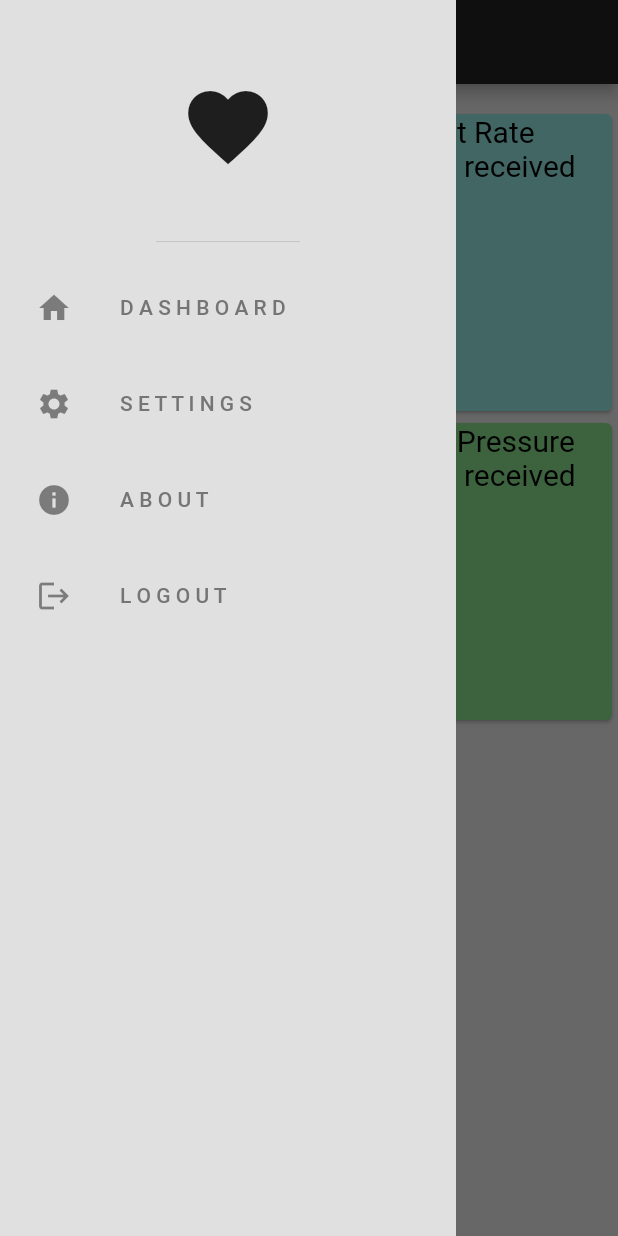
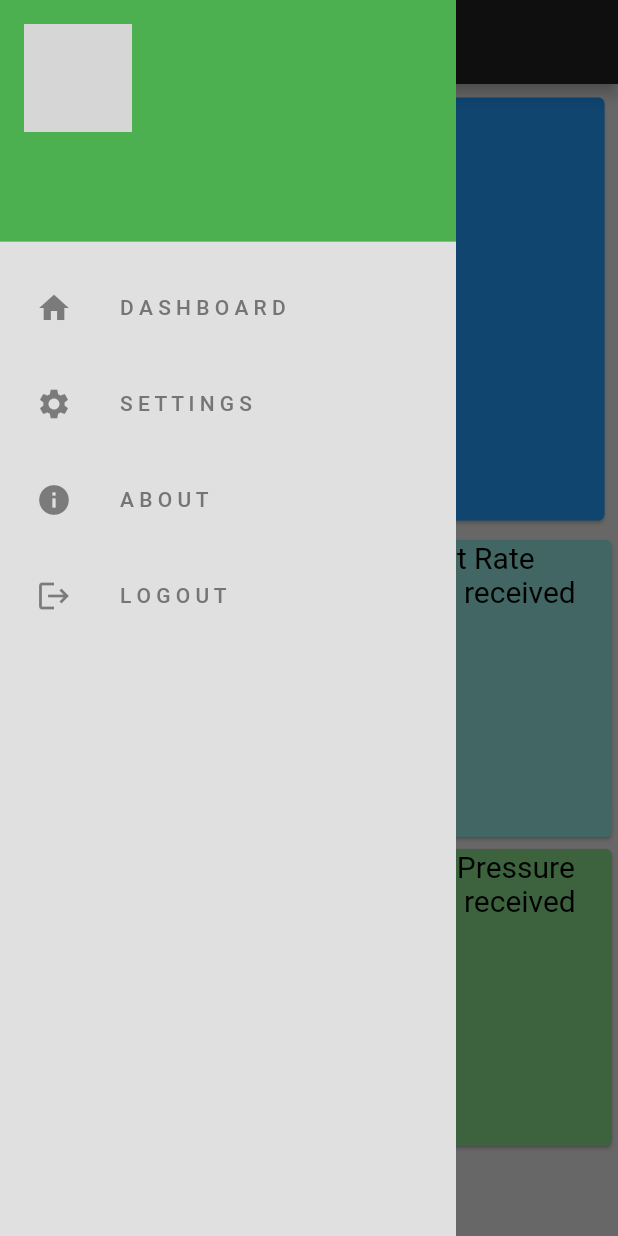
Before and after one commit to Ricardlol/IoT, a Flutter app: the MobileScaffold screen opened directly with empty values, with the side drawer open, on a phone screen of 412 x 824 dp. Run offline on Flutter 3.47's test engine with Material 2 defaults, Android fonts, the phone set to English and light mode, and no system bars; our stand-ins replace rflutter_alert, shared_preferences; missing offline and left inert: reactive_ble_mobile, reactive_ble_platform_interface, shared_preferences_web; accounts and stored records are empty; network calls fail; statements that could not run were skipped; project files that could hold a hidden picture were left out; grey boxes are pictures that could not be loaded.

Commit message:
feat: ble communication, better UI, more notification messages, and profile drawer

```diff
--- a/app_new/app_uidesign/lib/src/resources/strings.dart
+++ b/app_new/app_uidesign/lib/src/resources/strings.dart
@@ -6,6 +6,6 @@ class Strings {
   static const noAuthException = 'No authentication token found. Please login.';
   static const noServerUrlAvailable = 'No server url available. Please set it in the settings.';
 
-  static const String BASE_URL = "https://c37b-79-157-144-158.eu.ngrok.io/";
+  static const String BASE_URL = "https://cd0e-79-156-172-95.eu.ngrok.io/";
 
 }
--- a/app_new/app_uidesign/lib/src/responsive/mobile_body.dart
+++ b/app_new/app_uidesign/lib/src/responsive/mobile_body.dart
@@ -4,6 +4,7 @@ import 'package:flutter_reactive_ble/flutter_reactive_ble.dart';
 
 import '../api/api.dart';
 import '../api/models/user.dart';
+import '../ui/drawer.dart';
 
 class MobileScaffold extends StatefulWidget {
   const MobileScaffold({Key? key, required this.user}) : super(key: key);
@@ -17,8 +18,40 @@ class MobileScaffold extends StatefulWidget {
 class _MobileScaffoldState extends State<MobileScaffold> {
 
   final flutterReactiveBle = FlutterReactiveBle();
+
   String infoText = "No device connected";
-  String dataText = "No data received";
+
+  String glucoseData = "No data received";
+  String heartbeatData = "No data received";
+  String pressureData = "No data received";
+  String oxygenInBloodData = "No data received";
+
+  void UpdateSensorValue(String sensorType,  List<int> dataInt) {
+    for (var sensor in widget.user.sensors) {
+      // print("Sensor: " + sensor.sensor_type);
+      if (sensor.sensor_type == sensorType) {
+        //print("Sensor found: " + sensor.sensor_type);
+        //print("Data: " + dataInt.toString());
+        String data = dataInt[0].toString();
+        sensor.data = dataInt[0].toDouble();
+        String unitOfMeasurement = sensor.unit_of_measurement;
+
+        Api().updateSensorData(sensor);
+
+        setState(() {
+          if (sensorType == "sugar_in_blood") {
+            glucoseData = data + " " + unitOfMeasurement;
+          } else if (sensorType == "heart_rate") {
+            heartbeatData = data + " " + unitOfMeasurement;
+          } else if (sensorType == "blood_presure") {
+            pressureData = data + " " + unitOfMeasurement;
+          } else if (sensorType == "oxygen_in_blood") {
+            oxygenInBloodData = data + " " + unitOfMeasurement;
+          }
+        });
+      }
+    }
+  }
 
   // init state
   void initState() {
@@ -26,21 +59,39 @@ class _MobileScaffoldState extends State<MobileScaffold> {
 
     bool isConnected = false;
     Uuid serviceId = Uuid.parse("0000700a-0000-1000-8000-00805f9b34fb");
-    Uuid characteristicId = Uuid.parse("0000701a-0000-1000-8000-00805f9b34fb");
+
+    Uuid glucoseId = Uuid.parse("0000701a-0000-1000-8000-00805f9b34fb");
+    Uuid heartbeatId = Uuid.parse("0000702a-0000-1000-8000-00805f9b34fb");
+    Uuid pressureId = Uuid.parse("0000703a-0000-1000-8000-00805f9b34fb");
+    Uuid oxygenInBloodId = Uuid.parse("0000704a-0000-1000-8000-00805f9b34fb");
 
     String foundDeviceId = "D4:E1:FC:D0:D8:0A";
 
-    // flutterReactiveBle.scanForDevices(withServices: [serviceId]).listen((scanResult) {
-    //   print('Found device: ${scanResult}');
-    //
-    //   // connect to device
-    //   flutterReactiveBle.connectToDevice(id: scanResult.id).listen((connectionState) {
-    //     print('Connection state: $connectionState');
-    //     isConnected = true;
-    //     foundDeviceId = scanResult.id;
-    //   });
-    //
-    // });
+    // Create QualifiedCharacteristic for each characteristic
+    QualifiedCharacteristic glucoseCharacteristic = QualifiedCharacteristic(
+      characteristicId: glucoseId,
+      serviceId: serviceId,
+      deviceId: foundDeviceId,
+    );
+
+    QualifiedCharacteristic heartbeatCharacteristic = QualifiedCharacteristic(
+      characteristicId: heartbeatId,
+      serviceId: serviceId,
+      deviceId: foundDeviceId,
+    );
+
+    QualifiedCharacteristic pressureCharacteristic = QualifiedCharacteristic(
+      characteristicId: pressureId,
+      serviceId: serviceId,
+      deviceId: foundDeviceId,
+    );
+
+    QualifiedCharacteristic oxygenInBloodCharacteristic = QualifiedCharacteristic(
+      characteristicId: oxygenInBloodId,
+      serviceId: serviceId,
+      deviceId: foundDeviceId,
+    );
+
 
     // connect to device
     flutterReactiveBle.connectToDevice(
@@ -53,21 +104,11 @@ class _MobileScaffoldState extends State<MobileScaffold> {
       if (connectionState.connectionState == DeviceConnectionState.connected)
       {
         print('Connected to device: $foundDeviceId');
-        final characteristic = QualifiedCharacteristic(serviceId: serviceId, characteristicId: characteristicId, deviceId: foundDeviceId);
-        print("characteristic: $characteristic");
 
-        flutterReactiveBle.subscribeToCharacteristic(characteristic).listen((data) {
-          // code to handle incoming data
-          print('Data: $data');
-          setState(() {
-            dataText = data.toString();
-          });
-
-          for (int i = 0; i < widget.user.sensors.length; i++) {
-            widget.user.sensors[i].data = data[0].toDouble();
-            Api().updateSensorData(widget.user.sensors[i]);
-          }
-
+        flutterReactiveBle.subscribeToCharacteristic(glucoseCharacteristic).listen((data)
+        {
+          print("Glucose data: " + data.toString());
+          UpdateSensorValue("sugar_in_blood", data);
         }, onError: (dynamic error) {
           // code to handle errors
           print('Error: $error');
@@ -76,13 +117,49 @@ class _MobileScaffoldState extends State<MobileScaffold> {
           });
         });
 
+        flutterReactiveBle.subscribeToCharacteristic(heartbeatCharacteristic).listen((data)
+        {
+          print("Heartbeat data: " + data.toString());
+          UpdateSensorValue("heart_rate", data);
+        }, onError: (dynamic error) {
+          // code to handle errors
+          print('Error: $error');
+          setState(() {
+            infoText = error.toString();
+          });
+        });
+
+        flutterReactiveBle.subscribeToCharacteristic(pressureCharacteristic).listen((data)
+        {
+          print("Pressure data: " + data.toString());
+          UpdateSensorValue("blood_presure", data);
+        }, onError: (dynamic error) {
+          // code to handle errors
+          print('Error: $error');
+          setState(() {
+            infoText = error.toString();
+          });
+        });
+
+        flutterReactiveBle.subscribeToCharacteristic(oxygenInBloodCharacteristic).listen((data)
+        {
+          print("Oxygen in blood data: " + data.toString());
+          UpdateSensorValue("oxygen_in_blood", data);
+        }, onError: (dynamic error) {
+          // code to handle errors
+          print('Error: $error');
+          setState(() {
+            infoText = error.toString();
+          });
+        });
+
+
+
       }
 
       setState(() {
         infoText = connectionState.connectionState.toString();
       });
-
-
 
     }, onError: (Object error) {
       print('Error: $error');
@@ -98,7 +175,7 @@ class _MobileScaffoldState extends State<MobileScaffold> {
     return Scaffold(
         backgroundColor: defaultBackgroundColor,
         appBar: myAppBar,
-        drawer: myDrawer,
+        drawer: MobileDrawer(user: widget.user),
         //body: Padding(
         //  padding: const EdgeInsets.all(8.0),
         //  child: Column(
@@ -124,13 +201,22 @@ class _MobileScaffoldState extends State<MobileScaffold> {
 
         body: Column(
           children: [
-            Text(infoText),
+            // Expanded(
+            //   child: Column(
+            //     children: [
+            Container(
+               padding: EdgeInsets.all(5),
+               height: 300,
+               child: buildDeviceInfoCard(infoText),
+            ),
             Expanded(
-              child: buildGrid(),
+              child:buildGrid(),
             ),
+              // ],
+              // )
+            // ),
           ],
           mainAxisAlignment: MainAxisAlignment.spaceBetween,
-
         ),
 
         );
@@ -142,11 +228,76 @@ class _MobileScaffoldState extends State<MobileScaffold> {
         crossAxisCount: 2,
       ),
       children:  [
-        buildCard("Glucose Levels", dataText, color: const Color.fromARGB(255, 236, 163, 153)),
-        buildCard("Heart Rate",dataText, color: const Color.fromARGB(255, 142, 223, 217)),
-        buildCard("Blood Oxygen Levels", dataText, color: const Color.fromARGB(255, 166, 148, 207)),
-        buildCard("Arterial Pressure", dataText, color:  const Color.fromARGB(255, 132, 216, 135)),
+        buildCard("Glucose Levels", glucoseData, color: const Color.fromARGB(255, 236, 163, 153)),
+        buildCard("Heart Rate", heartbeatData, color: const Color.fromARGB(255, 142, 223, 217)),
+        buildCard("Blood Oxygen Levels", oxygenInBloodData, color: const Color.fromARGB(255, 166, 148, 207)),
+        buildCard("Arterial Pressure", pressureData, color:  const Color.fromARGB(255, 132, 216, 135)),
       ],
+    );
+  }
+
+  Widget buildDeviceInfoCard(String infoText) {
+    return Card(
+      color: Colors.blue ,
+      child: Column(
+        children: [
+          Container(
+            padding: EdgeInsets.all(10),
+            child:  Text(
+              widget.user.full_name + "'s Device",
+              style: const TextStyle(
+                color: Color.fromARGB(255, 0, 0, 0),
+                fontSize: 30,
+              ),
+            ),
+          ),
+          Column(
+            children: [
+          Container(
+          padding: const EdgeInsets.all(10),
+          child:  Row(
+                  children: const <Widget>[
+                    Icon(Icons.battery_full),
+                    Text(
+                      "Battery: 100%",
+                      style: TextStyle(
+                        color: Color.fromARGB(255, 0, 0, 0),
+                        fontSize: 20,
+                      ),
+                    ),
+                  ]
+              ),
+          ),
+              Container(
+                padding: const EdgeInsets.all(10),
+                child:  Row(
+                    children: const <Widget>[
+                      Icon(Icons.battery_full),
+                      Text(
+                        "Insuline Capacity: 100%",
+                        style: TextStyle(
+                          color: Color.fromARGB(255, 0, 0, 0),
+                          fontSize: 20,
+                        ),
+                      ),
+                    ]
+                ),
+              ),
+              Container(
+                padding: const EdgeInsets.all(10),
+                child:  Text(
+                  infoText,
+                  style: const TextStyle(
+                    color: Color.fromARGB(255, 0, 0, 0),
+                    fontSize: 20,
+                  ),
+                ),
+              ),
+            ],
+          ),
+
+        ],
+      ),
     );
   }
 
--- /dev/null
+++ b/app_new/app_uidesign/lib/src/ui/drawer.dart
@@ -0,0 +1,83 @@
+import 'package:flutter/material.dart';
+import '../api/models/user.dart';
+
+class MobileDrawer extends StatefulWidget {
+  const MobileDrawer({Key? key, required this.user}) : super(key: key);
+
+  final User user;
+
+  @override
+  State<MobileDrawer> createState() => _DrawerState();
+}
+
+class _DrawerState extends State<MobileDrawer> {
+  var drawerTextColor = TextStyle(
+    color: Colors.grey[600],
+  );
+
+  var tilePadding = const EdgeInsets.only(left: 8.0, right: 8, top: 8);
+
+  @override
+  Widget build(BuildContext context) {
+    return Drawer(
+      backgroundColor: Colors.grey[300],
+      elevation: 0,
+      child: Column(
+        children: [
+          UserAccountsDrawerHeader(
+            accountName: Text(widget.user.full_name),
+            accountEmail: Text(widget.user.phone_number),
+            currentAccountPicture: CircleAvatar(
+              backgroundImage: NetworkImage(
+                  widget.user.avatar_url),
+            ),
+          ),
+          Padding(
+            padding: tilePadding,
+            child: ListTile(
+              leading: const Icon(Icons.home),
+              title: Text(
+                'D A S H B O A R D',
+                style: drawerTextColor,
+              ),
+            ),
+          ),
+          Padding(
+            padding: tilePadding,
+            child: ListTile(
+              leading: const Icon(Icons.settings),
+              title: Text(
+                'S E T T I N G S',
+                style: drawerTextColor,
+              ),
+            ),
+          ),
+          Padding(
+            padding: tilePadding,
+            child: ListTile(
+              leading: const Icon(Icons.info),
+              title: Text(
+                'A B O U T',
+                style: drawerTextColor,
+              ),
+            ),
+          ),
+          Padding(
+            padding: tilePadding,
+            child: ListTile(
+              leading: const Icon(Icons.logout),
+              title: Text(
+                'L O G O U T',
+                style: drawerTextColor,
+              ),
+            ),
+          ),
+        ],
+      ),
+    );
+  }
+
+
+
+
+}
```
Also changed, not shown: app_new/app_uidesign/lib/main.dart (+7 -3 lines), app_new/app_uidesign/lib/src/ui/websocket.dart (+23 -19 lines), 11 other files.
